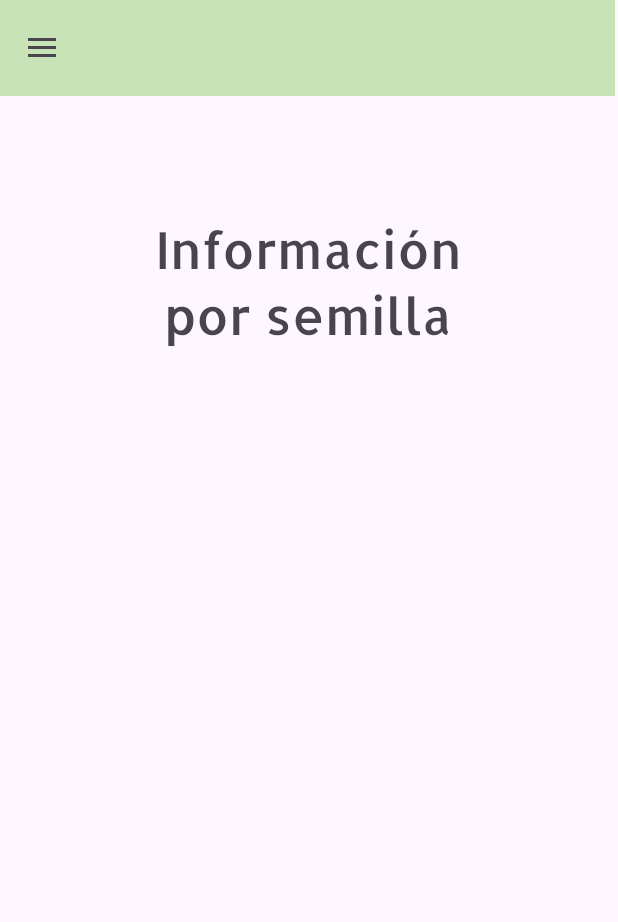
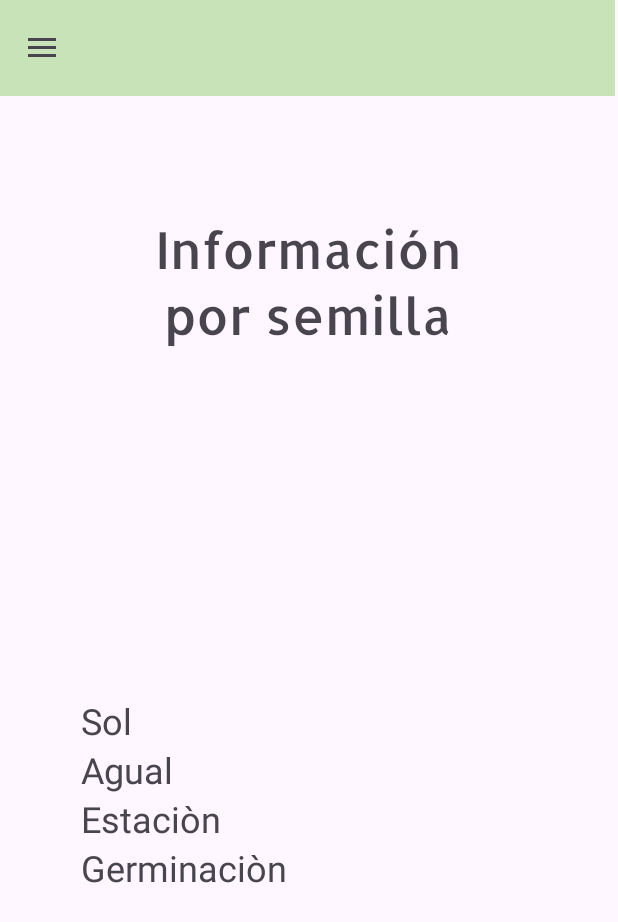
Before and after one commit to Nataliapaaz/seedplanner, an Android app: the fragment InfoSemilla placed in its activity, on a phone screen of 412 x 824 dp. Shown: the top 922 px of the screen. Run offline under Robolectric (Android 15) with nearby library versions, the phone set to English and light mode, and no system bars; our stand-ins replace Firebase (no records; nobody signed in at launch, a user with empty details on screens opened directly).

Commit message:
Informacion semilla funciona

```diff
--- a/app/src/main/java/com/example/seedplanner/InfoSemilla.java
+++ b/app/src/main/java/com/example/seedplanner/InfoSemilla.java
@@ -2,63 +2,78 @@ package com.example.seedplanner;
 
 import android.os.Bundle;
 
+import androidx.annotation.NonNull;
+import androidx.annotation.Nullable;
 import androidx.fragment.app.Fragment;
 
 import android.view.LayoutInflater;
 import android.view.View;
 import android.view.ViewGroup;
+import android.widget.TextView;
+import android.widget.Toast;
 
-/**
- * A simple {@link Fragment} subclass.
- * Use the {@link InfoSemilla#newInstance} factory method to
- * create an instance of this fragment.
- */
+import com.google.android.gms.tasks.OnCompleteListener;
+import com.google.android.gms.tasks.OnSuccessListener;
+import com.google.android.gms.tasks.Task;
+import com.google.firebase.firestore.DocumentSnapshot;
+import com.google.firebase.firestore.FirebaseFirestore;
+
+
 public class InfoSemilla extends Fragment {
+    private FirebaseFirestore db;
 
-    // TODO: Rename parameter arguments, choose names that match
-    // the fragment initialization parameters, e.g. ARG_ITEM_NUMBER
-    private static final String ARG_PARAM1 = "param1";
-    private static final String ARG_PARAM2 = "param2";
-
-    // TODO: Rename and change types of parameters
-    private String mParam1;
-    private String mParam2;
-
-    public InfoSemilla() {
-        // Required empty public constructor
-    }
-
-    /**
-     * Use this factory method to create a new instance of
-     * this fragment using the provided parameters.
-     *
-     * @param param1 Parameter 1.
-     * @param param2 Parameter 2.
-     * @return A new instance of fragment InfoSemilla.
-     */
-    // TODO: Rename and change types and number of parameters
-    public static InfoSemilla newInstance(String param1, String param2) {
-        InfoSemilla fragment = new InfoSemilla();
-        Bundle args = new Bundle();
-        args.putString(ARG_PARAM1, param1);
-        args.putString(ARG_PARAM2, param2);
-        fragment.setArguments(args);
-        return fragment;
-    }
-
-    @Override
-    public void onCreate(Bundle savedInstanceState) {
-        super.onCreate(savedInstanceState);
-        if (getArguments() != null) {
-            mParam1 = getArguments().getString(ARG_PARAM1);
-            mParam2 = getArguments().getString(ARG_PARAM2);
-        }
-    }
+    // Agrega una variable para almacenar el nombre de la semilla seleccionada
+    private String nombreSemillaSeleccionada;
 
     @Override
     public View onCreateView(LayoutInflater inflater, ViewGroup container,
                              Bundle savedInstanceState) {
-        // Inflate the layout for this fragment
-        return inflater.inflate(R.layout.fragment_info_semilla, container, false);
+        View view = inflater.inflate(R.layout.fragment_info_semilla, container, false);
+
+        // Inicializa Firebase Firestore
+        db = FirebaseFirestore.getInstance();
+
+        // Obtiene el nombre de la semilla seleccionada del Bundle
+        Bundle bundle = getArguments();
+        if (bundle != null) {
+            nombreSemillaSeleccionada = bundle.getString("nombre");
+        }
+
+        if (nombreSemillaSeleccionada != null && nombreSemillaSeleccionada.equals("berenjena")) {
+            db.collection("lista")
+                    .document("berenjena")  // Documento específico
+                    .get()
+                    .addOnSuccessListener(new OnSuccessListener<DocumentSnapshot>() {
+                        @Override
+                        public void onSuccess(DocumentSnapshot documentSnapshot) {
+                            if (documentSnapshot.exists()) {
+                                // acceder a campos
+                                String sol = documentSnapshot.getString("sol");
+                                String agua = documentSnapshot.getString("agua");
+                                String estacion = documentSnapshot.getString("estacion");
+                                String germinacion = documentSnapshot.getString("germinacion");
+
+                                // Actualiza TextViews
+                                TextView textViewSol = view.findViewById(R.id.textView11);
+                                textViewSol.setText("Sol: " + sol);
+
+                                TextView textViewAgua = view.findViewById(R.id.textView12);
+                                textViewAgua.setText("Agua: " + agua);
+
+                                TextView textViewEstacion = view.findViewById(R.id.textView17);
+                                textViewEstacion.setText("Estación: " + estacion);
+
+                                TextView textViewGerminacion = view.findViewById(R.id.textView18);
+                                textViewGerminacion.setText("Germinación: " + germinacion);
+
+                            }
+                        }
+                    });
+        } else {
+            // error
+            Toast.makeText(getContext(), "La semilla seleccionada no coincide con 'berenjena'", Toast.LENGTH_SHORT).show();
+        }
+
+        return view;
     }
 }
--- /dev/null
+++ b/app/src/main/java/com/example/seedplanner/Lista.java
@@ -0,0 +1,4 @@
+package com.example.seedplanner;
+
+public class Lista {
+}
--- a/app/src/main/res/layout/fragment_info_semilla.xml
+++ b/app/src/main/res/layout/fragment_info_semilla.xml
@@ -9,14 +9,58 @@
     <TextView
         android:id="@+id/textView15"
         android:layout_width="236dp"
-        android:layout_height="97dp"
+        android:layout_height="0dp"
         android:layout_marginTop="80dp"
+        android:layout_marginBottom="57dp"
         android:fontFamily="@font/allerta"
         android:text="@string/infosemilla"
         android:textAlignment="center"
         android:textSize="34sp"
+        app:layout_constraintBottom_toTopOf="@+id/linearLayout"
         app:layout_constraintEnd_toEndOf="parent"
         app:layout_constraintHorizontal_bias="0.497"
         app:layout_constraintStart_toStartOf="parent"
         app:layout_constraintTop_toTopOf="parent" />
+
+    <LinearLayout
+        android:id="@+id/linearLayout"
+        android:layout_width="0dp"
+        android:layout_height="0dp"
+        android:layout_marginStart="54dp"
+        android:layout_marginEnd="54dp"
+        android:layout_marginBottom="97dp"
+        android:orientation="vertical"
+        app:layout_constraintBottom_toBottomOf="parent"
+        app:layout_constraintEnd_toEndOf="parent"
+        app:layout_constraintStart_toStartOf="parent"
+        app:layout_constraintTop_toBottomOf="@+id/textView15">
+
+        <TextView
+            android:id="@+id/textView11"
+            android:layout_width="match_parent"
+            android:layout_height="wrap_content"
+            android:text="Sol"
+            android:textSize="24sp" />
+
+        <TextView
+            android:id="@+id/textView12"
+            android:layout_width="match_parent"
+            android:layout_height="wrap_content"
+            android:text="Agual"
+            android:textSize="24sp" />
+
+        <TextView
+            android:id="@+id/textView17"
+            android:layout_width="match_parent"
+            android:layout_height="wrap_content"
+            android:text="Estaciòn"
+            android:textSize="24sp" />
+
+        <TextView
+            android:id="@+id/textView18"
+            android:layout_width="match_parent"
+            android:layout_height="wrap_content"
+            android:text="Germinaciòn"
+            android:textSize="24sp" />
+    </LinearLayout>
 </androidx.constraintlayout.widget.ConstraintLayout>
```
Also changed, not shown: app/src/main/java/com/example/seedplanner/GuardarSemilla.java (+4 -4 lines), app/src/main/java/com/example/seedplanner/MisSemillas.java (+10 -1 lines).
